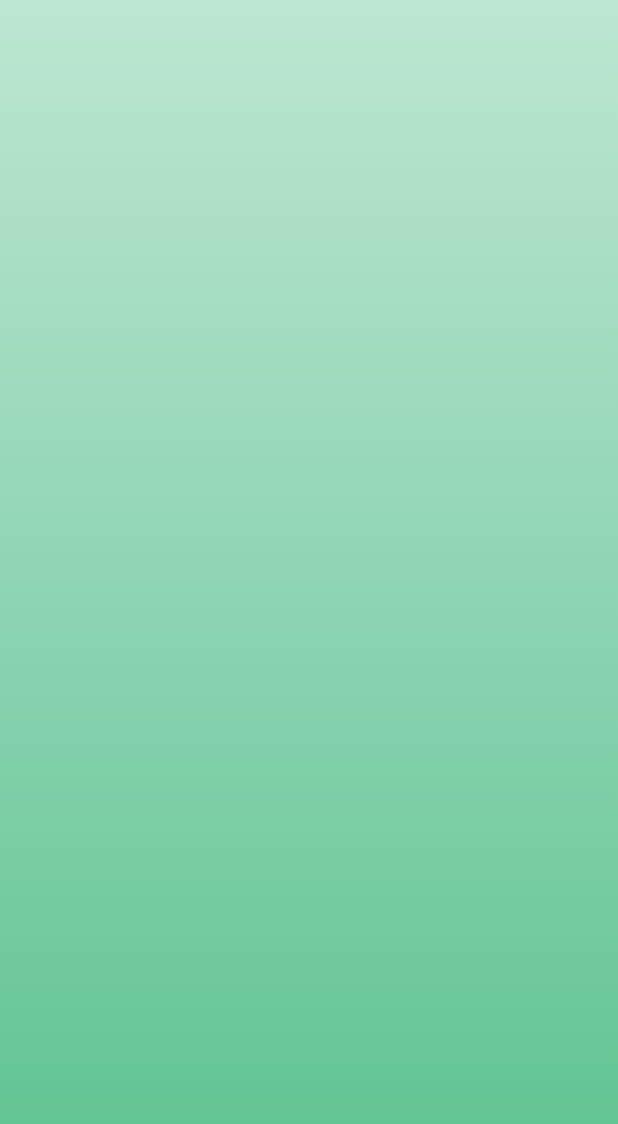
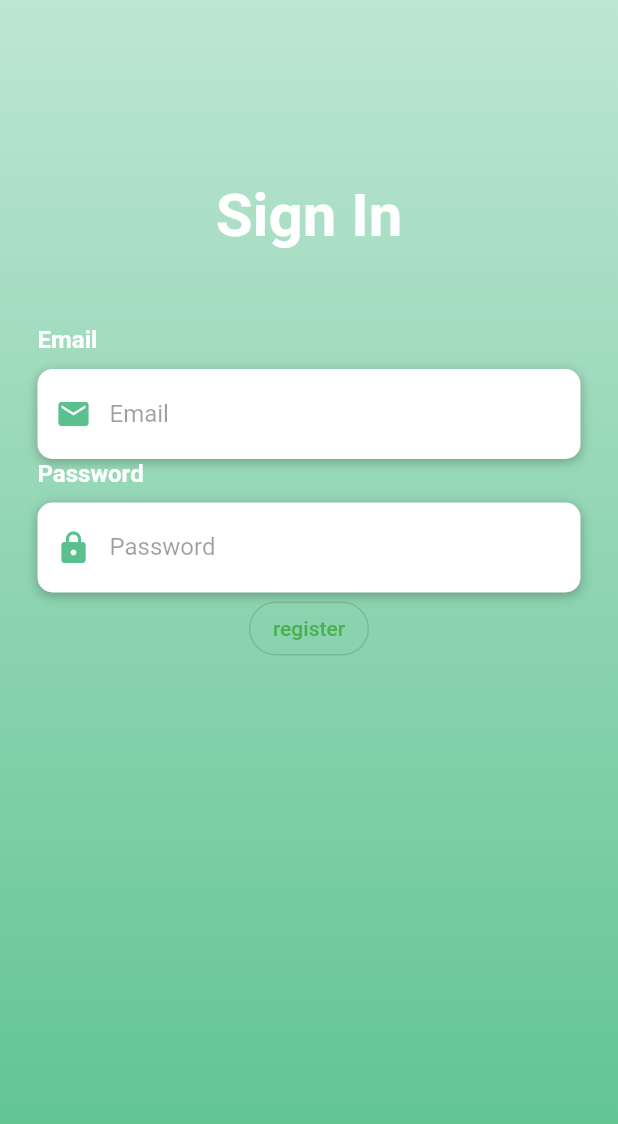
Before and after one commit to faresmoalla/Food_Mobile, a Flutter app: the screen it shows after launch, after a tap on "Log In", on a phone screen of 412 x 824 dp. Shown: the top 1124 px of the screen. Run offline on Flutter 3.47's test engine with Material 2 defaults, Android fonts, the phone set to English and light mode, and no system bars.

Commit message:
Login Page

```diff
--- a/foodapplication/lib/authentification/Login.dart
+++ b/foodapplication/lib/authentification/Login.dart
@@ -1,9 +1,6 @@
-
-
-
 import 'package:flutter/material.dart';
 import 'package:flutter/services.dart';
-
+import 'package:http/http.dart' as http;
 class Login extends   StatefulWidget{
 
 
@@ -11,6 +8,109 @@ class Login extends   StatefulWidget{
   @override
   State<Login> createState() => _LoginState();
 }
+Widget InputPassword(){
+                  return    Column(
+                        crossAxisAlignment: CrossAxisAlignment.start  ,
+                        children:<Widget> [
+                          Text("Password",
+                          style: TextStyle(
+                            color: Colors.white,
+                            fontSize: 16,
+                            fontWeight: FontWeight.bold
+                          )),
+                          SizedBox(height: 10),
+                          Container(alignment: Alignment.centerLeft,decoration: BoxDecoration(
+                            color: Colors.white,borderRadius: BorderRadius.circular(10),
+                            boxShadow: [
+                              BoxShadow(
+                                color: Colors.black26,
+                                blurRadius: 6,
+                                offset: Offset(0,2)
+
+                              ),
+
+                            ]
+                          ),
+                          height: 60,
+                          child: TextField(
+                            obscureText: true,
+                            keyboardType: TextInputType.emailAddress,
+                            style: TextStyle(
+                              color: Colors.black87
+                            ),
+                            decoration: InputDecoration(
+                              border: InputBorder.none,
+                              contentPadding: EdgeInsets.only(top:14),
+                              prefixIcon: Icon(
+                                Icons.lock,
+                                color: Color(0xff5ac18e),
+                              ),
+                              hintText: 'Password',
+                              hintStyle: TextStyle(
+                                color : Colors.black38
+                              )
+                            ),
+                          ),
+                          )
+                        ],
+                      );
+}
+
+Widget EmailInput(){
+                  return    Column(
+                        crossAxisAlignment: CrossAxisAlignment.start  ,
+                        children:<Widget> [
+                          Text("Email",
+                          style: TextStyle(
+                            color: Colors.white,
+                            fontSize: 16,
+                            fontWeight: FontWeight.bold
+                          )),
+                          SizedBox(height: 10),
+                          Container(alignment: Alignment.centerLeft,decoration: BoxDecoration(
+                            color: Colors.white,borderRadius: BorderRadius.circular(10),
+                            boxShadow: [
+                              BoxShadow(
+                                color: Colors.black26,
+                                blurRadius: 6,
+                                offset: Offset(0,2)
+
+                              ),
+
+                            ]
+                          ),
+                          height: 60,
+                          child: TextField(
+                            keyboardType: TextInputType.emailAddress,
+                            style: TextStyle(
+                              color: Colors.black87
+                            ),
+                            decoration: InputDecoration(
+                              border: InputBorder.none,
+                              contentPadding: EdgeInsets.only(top:14),
+                              prefixIcon: Icon(
+                                Icons.email,
+                                color: Color(0xff5ac18e),
+                              ),
+                              hintText: 'Email',
+                              hintStyle: TextStyle(
+                                color : Colors.black38
+                              )
+                            ),
+                          ),
+                          )
+                        ],
+                      );
+}
+
+
+
+
+
+
+
+
+
 
 class _LoginState extends State<Login> {
 
@@ -38,6 +138,40 @@ class _LoginState extends State<Login> {
                       ]
                     )
                   ),
+                 child:  SingleChildScrollView(
+                  physics: AlwaysScrollableScrollPhysics(),
+                  padding: EdgeInsets.symmetric(
+                    horizontal: 25,
+                    vertical: 120
+                  ),
+ child: Column(
+                    mainAxisAlignment: MainAxisAlignment.center,
+                    children: <Widget>[
+                      Text("Sign In",style: TextStyle(color: Colors.white,   fontSize: 40, fontWeight: FontWeight.bold    ),),
+                       SizedBox(height: 50),
+                       EmailInput(),
+                       InputPassword(),
+                       OutlinedButton(
+        style:OutlinedButton.styleFrom(
+           primary: Colors.green,
+               shape: RoundedRectangleBorder(
+                    borderRadius: BorderRadius.circular(30.0),
+                  ),
+           ),
+                onPressed: (){
+                   Navigator.pushReplacementNamed(context,"/register");
+
+
+              }, child: Text("register")
+
+              ),
+
+                    ],
+                  ),
+
+                 ),
+
+
                 )
 
             ],
--- a/foodapplication/lib/main.dart
+++ b/foodapplication/lib/main.dart
@@ -1,5 +1,6 @@
 import 'package:flutter/material.dart';
 import 'package:foodapplication/Homepage.dart';
+import 'package:foodapplication/authentification/Register.dart';
 import 'package:foodapplication/authentification/login.dart';
 import 'package:foodapplication/signin.dart';
 import 'package:foodapplication/theme.dart';
@@ -27,6 +28,7 @@ return  MaterialApp(
 routes : {
     "/": (context)=> Homepage()  ,
     "/login"   :  (context)=> Login() ,
+    "/register" : ((context) => Register())
    // "/bottomnav" : (context)=> BottomNav(),
    // "/tabinterface" : (context)=> Tabinterface()
 
--- a/foodapplication/pubspec.yaml
+++ b/foodapplication/pubspec.yaml
@@ -36,7 +36,7 @@ dependencies:
   # The following adds the Cupertino Icons font to your application.
   # Use with the CupertinoIcons class for iOS style icons.
   cupertino_icons: ^1.0.2
-
+  http :
 dev_dependencies:
   flutter_test:
     sdk: flutter
```
Also changed, not shown: foodapplication/lib/authentification/Register.dart (added, +90 -0 lines), foodapplication/pubspec.lock.
